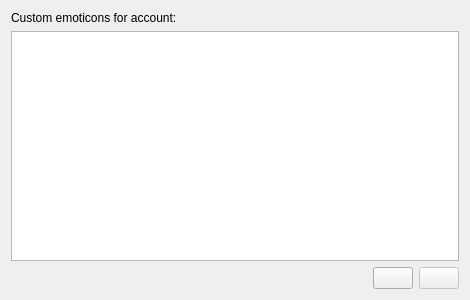
First picture: the form in filters/emoticons/emoticon-config.ui, repository KDE/ktp-text-ui, before the edit.
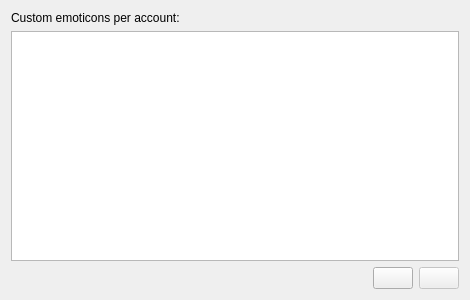
Second picture: the form after the edit. Icons and pictures are not drawn.

Commit message:
Fix wording: "Custom emoticons per account:"
Summary:

Test Plan:

Reviewers: telepathy

Subscribers:

```diff
--- a/filters/emoticons/emoticon-config.ui
+++ b/filters/emoticons/emoticon-config.ui
@@ -17,7 +17,7 @@
    <item>
     <widget class="QLabel" name="label">
      <property name="text">
-      <string>Custom emoticons for account:</string>
+      <string>Custom emoticons per account:</string>
      </property>
     </widget>
    </item>
```
